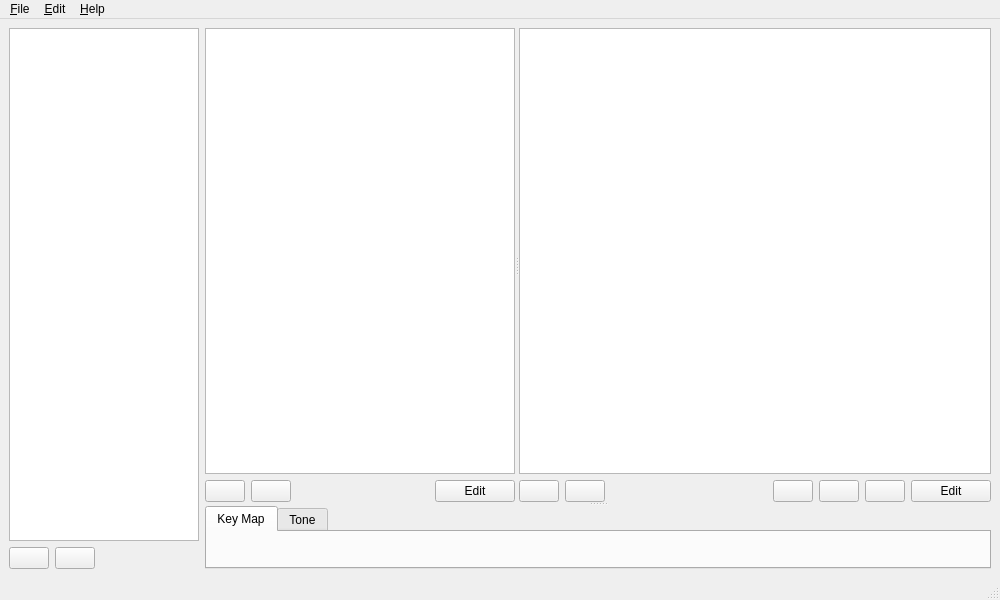
Before: the Qt Designer form src/mpbgui/MainWindow.ui in dakrk/manatools, drawn with Qt 5.
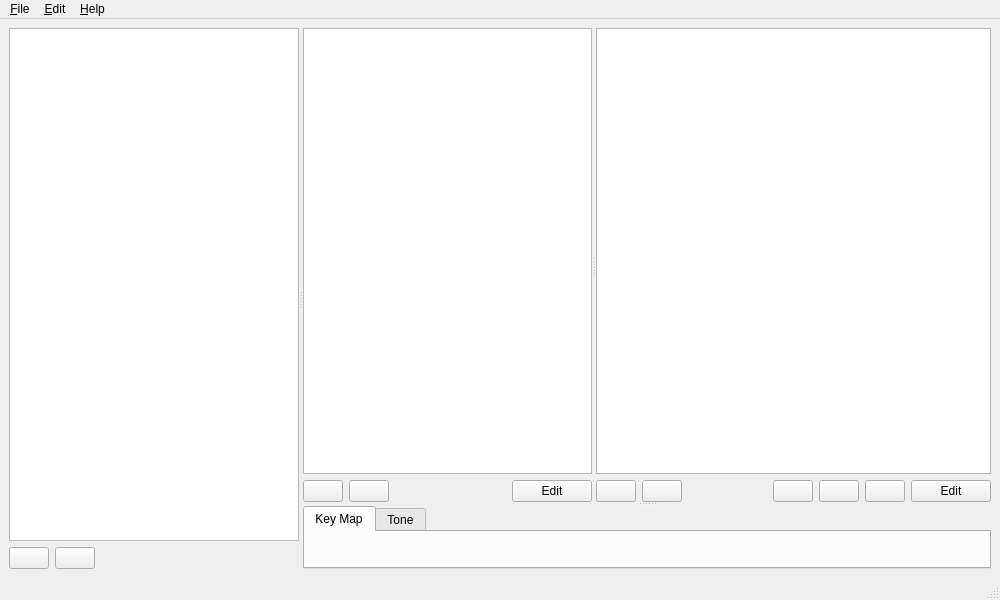
After: the same form once the commit is applied. Icons and pictures are not drawn.

Commit message:
mpbgui: make program list width adjustable
more needed on Ubuntu where the default system font size is so large
it may have to wrap the "Program" column to a new line

```diff
--- a/src/mpbgui/MainWindow.ui
+++ b/src/mpbgui/MainWindow.ui
@@ -14,29 +14,34 @@
    <string/>
   </property>
   <widget class="QWidget" name="centralwidget">
-   <layout class="QHBoxLayout" name="horizontalLayout_2" stretch="0,1">
+   <layout class="QVBoxLayout" name="verticalLayout">
     <item>
+     <widget class="QSplitter" name="splitProgramList">
+      <property name="orientation">
+       <enum>Qt::Orientation::Horizontal</enum>
+      </property>
+      <widget class="QWidget" name="verticalLayoutWidget">
+       <property name="minimumSize">
+        <size>
+         <width>190</width>
+         <height>0</height>
+        </size>
+       </property>
+       <property name="maximumSize">
+        <size>
+         <width>310</width>
+         <height>16777215</height>
+        </size>
+       </property>
      <layout class="QVBoxLayout" name="vboxProgramList">
       <item>
        <widget class="QTableView" name="tblPrograms">
         <property name="sizePolicy">
-         <sizepolicy hsizetype="Fixed" vsizetype="Expanding">
+           <sizepolicy hsizetype="Expanding" vsizetype="Expanding">
           <horstretch>0</horstretch>
           <verstretch>0</verstretch>
          </sizepolicy>
         </property>
-        <property name="minimumSize">
-         <size>
-          <width>190</width>
-          <height>0</height>
-         </size>
-        </property>
-        <property name="maximumSize">
-         <size>
-          <width>190</width>
-          <height>16777215</height>
-         </size>
-        </property>
         <property name="verticalScrollMode">
          <enum>QAbstractItemView::ScrollMode::ScrollPerPixel</enum>
         </property>
@@ -92,8 +97,7 @@
        </layout>
       </item>
      </layout>
-    </item>
-    <item>
+      </widget>
      <widget class="QSplitter" name="splitProgramPanes">
       <property name="orientation">
        <enum>Qt::Orientation::Vertical</enum>
@@ -108,7 +112,7 @@
        <property name="orientation">
         <enum>Qt::Orientation::Horizontal</enum>
        </property>
-       <widget class="QWidget" name="verticalLayoutWidget">
+        <widget class="QWidget" name="verticalLayoutWidget_1">
         <property name="maximumSize">
          <size>
           <width>310</width>
@@ -310,6 +314,7 @@
         <attribute name="title">
          <string>Tone</string>
         </attribute>
+        </widget>
        </widget>
       </widget>
      </widget>
```
Lines whose indentation alone changed are shown as unchanged. The commit also changes 5 other files.
